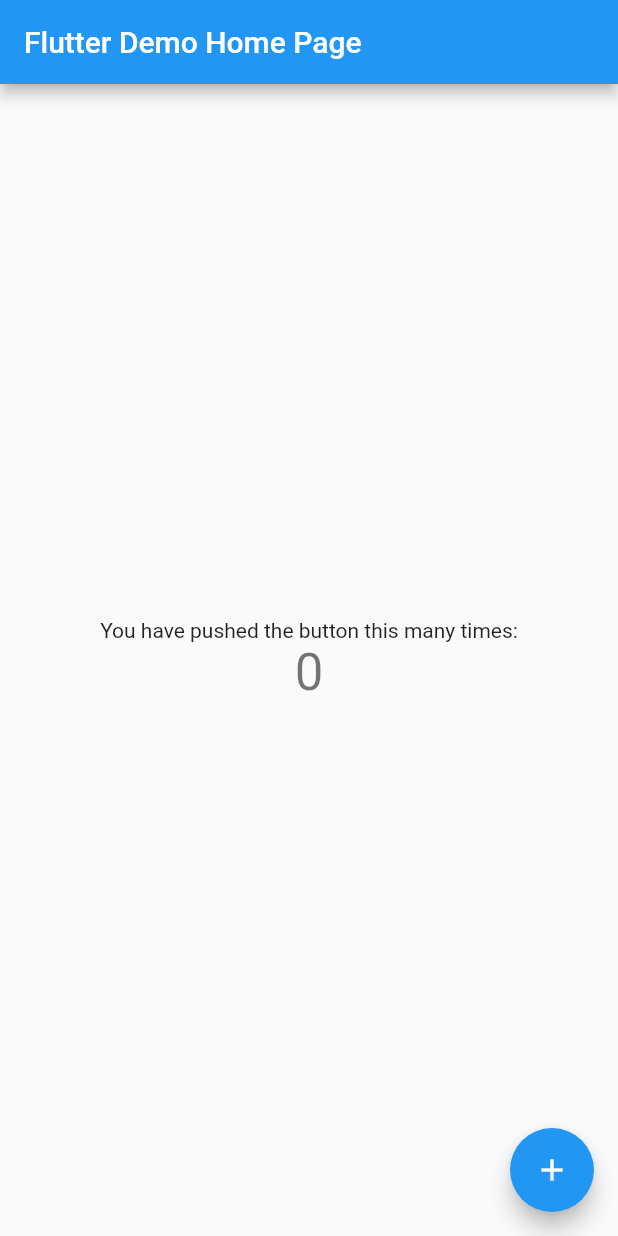
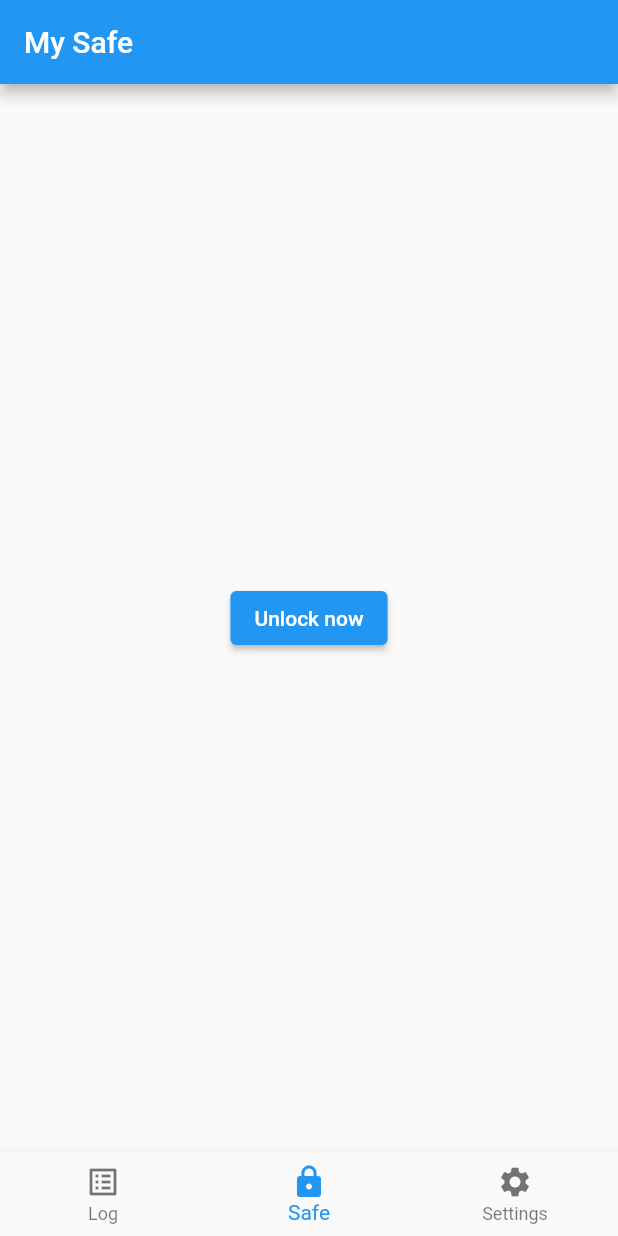
Before and after one commit to ziegler-daniel/senacor-devcon-flutter-demo, a Flutter app: the screen it shows after launch, on a phone screen of 412 x 824 dp. Run offline on Flutter 3.47's test engine with Material 2 defaults, Android fonts, the phone set to English and light mode, and no system bars; our stand-ins replace shared_preferences.

Commit message:
add settings and theme switch

```diff
--- /dev/null
+++ b/lib/home.dart
@@ -0,0 +1,84 @@
+import 'package:flutter/material.dart';
+import 'package:senacor_devcon_mysafe/safe/safe.dart';
+import 'package:senacor_devcon_mysafe/settings/settings.dart';
+
+import 'log/log.dart';
+
+class Home extends StatefulWidget {
+  const Home({Key? key}) : super(key: key);
+
+  @override
+  State<Home> createState() => _HomeState();
+}
+
+class _HomeState extends State<Home> {
+  int _selectedIndex = 1;
+
+  @override
+  Widget build(BuildContext context) {
+    return Scaffold(
+      appBar: _appBar(),
+      body: _body(),
+      bottomNavigationBar: _bottomNavigationBar(),
+    );
+  }
+
+  AppBar _appBar() {
+    return AppBar(
+      title: Text(
+        _title(_selectedIndex),
+      ),
+    );
+  }
+
+  String _title(int index) {
+    switch (index) {
+      case 0:
+        return 'Log';
+      case 2:
+        return 'Settings';
+      default:
+        return 'My Safe';
+    }
+  }
+
+  Center _body() => Center(child: _page(_selectedIndex));
+
+  Widget _page(int index) {
+    switch (index) {
+      case 0:
+        return const Log();
+      case 2:
+        return const Settings();
+      default:
+        return const Safe();
+    }
+  }
+
+  BottomNavigationBar _bottomNavigationBar() {
+    return BottomNavigationBar(
+      currentIndex: _selectedIndex,
+      items: const [
+        BottomNavigationBarItem(
+          icon: Icon(Icons.list_alt),
+          label: 'Log',
+        ),
+        BottomNavigationBarItem(
+          icon: Icon(
+            Icons.lock,
+          ),
+          label: 'Safe',
+        ),
+        BottomNavigationBarItem(
+          icon: Icon(Icons.settings),
+          label: 'Settings',
+        ),
+      ],
+      onTap: (newIndex) {
+        setState(() {
+          _selectedIndex = newIndex;
+        });
+      },
+    );
+  }
+}
--- /dev/null
+++ b/lib/log/log.dart
@@ -0,0 +1,10 @@
+import 'package:flutter/material.dart';
+
+class Log extends StatelessWidget {
+  const Log({Key? key}) : super(key: key);
+
+  @override
+  Widget build(BuildContext context) {
+    return const Text('ToDo: Log');
+  }
+}
--- a/lib/main.dart
+++ b/lib/main.dart
@@ -1,4 +1,8 @@
 import 'package:flutter/material.dart';
+import 'package:provider/provider.dart';
+import 'package:senacor_devcon_mysafe/settings/preferences/preferences.dart';
+
+import 'home.dart';
 
 void main() {
   runApp(const MyApp());
@@ -7,109 +11,23 @@ void main() {
 class MyApp extends StatelessWidget {
   const MyApp({Key? key}) : super(key: key);
 
-  // This widget is the root of your application.
   @override
   Widget build(BuildContext context) {
+    return ChangeNotifierProvider(
+      create: (_) => Preferences(),
+      child: Consumer<Preferences>(
+          builder: (context, Preferences preferences, child) {
+        return _materialApp(preferences);
+      }),
+    );
+  }
+
+  MaterialApp _materialApp(Preferences preferences) {
     return MaterialApp(
-      title: 'Flutter Demo',
-      theme: ThemeData(
-        // This is the theme of your application.
-        //
-        // Try running your application with "flutter run". You'll see the
-        // application has a blue toolbar. Then, without quitting the app, try
-        // changing the primarySwatch below to Colors.green and then invoke
-        // "hot reload" (press "r" in the console where you ran "flutter run",
-        // or simply save your changes to "hot reload" in a Flutter IDE).
-        // Notice that the counter didn't reset back to zero; the application
-        // is not restarted.
-        primarySwatch: Colors.blue,
-      ),
-      home: const MyHomePage(title: 'Flutter Demo Home Page'),
+      title: 'My Safe',
+      theme: preferences.isDarkMode ? ThemeData.dark() : ThemeData.light(),
+      debugShowCheckedModeBanner: false,
+      home: const Home(),
     );
   }
 }
-
-class MyHomePage extends StatefulWidget {
-  const MyHomePage({Key? key, required this.title}) : super(key: key);
-
-  // This widget is the home page of your application. It is stateful, meaning
-  // that it has a State object (defined below) that contains fields that affect
-  // how it looks.
-
-  // This class is the configuration for the state. It holds the values (in this
-  // case the title) provided by the parent (in this case the App widget) and
-  // used by the build method of the State. Fields in a Widget subclass are
-  // always marked "final".
-
-  final String title;
-
-  @override
-  State<MyHomePage> createState() => _MyHomePageState();
-}
-
-class _MyHomePageState extends State<MyHomePage> {
-  int _counter = 0;
-
-  void _incrementCounter() {
-    setState(() {
-      // This call to setState tells the Flutter framework that something has
-      // changed in this State, which causes it to rerun the build method below
-      // so that the display can reflect the updated values. If we changed
-      // _counter without calling setState(), then the build method would not be
-      // called again, and so nothing would appear to happen.
-      _counter++;
-    });
-  }
-
-  @override
-  Widget build(BuildContext context) {
-    // This method is rerun every time setState is called, for instance as done
-    // by the _incrementCounter method above.
-    //
-    // The Flutter framework has been optimized to make rerunning build methods
-    // fast, so that you can just rebuild anything that needs updating rather
-    // than having to individually change instances of widgets.
-    return Scaffold(
-      appBar: AppBar(
-        // Here we take the value from the MyHomePage object that was created by
-        // the App.build method, and use it to set our appbar title.
-        title: Text(widget.title),
-      ),
-      body: Center(
-        // Center is a layout widget. It takes a single child and positions it
-        // in the middle of the parent.
-        child: Column(
-          // Column is also a layout widget. It takes a list of children and
-          // arranges them vertically. By default, it sizes itself to fit its
-          // children horizontally, and tries to be as tall as its parent.
-          //
-          // Invoke "debug painting" (press "p" in the console, choose the
-          // "Toggle Debug Paint" action from the Flutter Inspector in Android
-          // Studio, or the "Toggle Debug Paint" command in Visual Studio Code)
-          // to see the wireframe for each widget.
-          //
-          // Column has various properties to control how it sizes itself and
-          // how it positions its children. Here we use mainAxisAlignment to
-          // center the children vertically; the main axis here is the vertical
-          // axis because Columns are vertical (the cross axis would be
-          // horizontal).
-          mainAxisAlignment: MainAxisAlignment.center,
-          children: <Widget>[
-            const Text(
-              'You have pushed the button this many times:',
-            ),
-            Text(
-              '$_counter',
-              style: Theme.of(context).textTheme.headline4,
-            ),
-          ],
-        ),
-      ),
-      floatingActionButton: FloatingActionButton(
-        onPressed: _incrementCounter,
-        tooltip: 'Increment',
-        child: const Icon(Icons.add),
-      ), // This trailing comma makes auto-formatting nicer for build methods.
-    );
-  }
-}
--- /dev/null
+++ b/lib/safe/safe.dart
@@ -0,0 +1,13 @@
+import 'package:flutter/material.dart';
+
+class Safe extends StatelessWidget {
+  const Safe({Key? key}) : super(key: key);
+
+  @override
+  Widget build(BuildContext context) {
+    return ElevatedButton(
+      onPressed: () {},
+      child: const Text('Unlock now'),
+    );
+  }
+}
--- /dev/null
+++ b/lib/settings/preferences/preference_service.dart
@@ -0,0 +1,15 @@
+import 'package:shared_preferences/shared_preferences.dart';
+
+class PreferenceService {
+  static const darkTheme = "THEMESTATUS";
+
+  setDarkTheme(bool value) async {
+    SharedPreferences prefs = await SharedPreferences.getInstance();
+    prefs.setBool(darkTheme, value);
+  }
+
+  Future<bool> hasDarkThemePreference() async {
+    SharedPreferences prefs = await SharedPreferences.getInstance();
+    return prefs.getBool(darkTheme) ?? false;
+  }
+}
--- /dev/null
+++ b/lib/settings/preferences/preferences.dart
@@ -0,0 +1,15 @@
+import 'package:flutter/material.dart';
+import 'package:senacor_devcon_mysafe/settings/preferences/preference_service.dart';
+
+class Preferences with ChangeNotifier {
+  PreferenceService themePreferences = PreferenceService();
+  bool _isDarkMode = false;
+
+  bool get isDarkMode => _isDarkMode;
+
+  set darkMode(bool value) {
+    _isDarkMode = value;
+    themePreferences.setDarkTheme(value);
+    notifyListeners();
+  }
+}
--- a/pubspec.yaml
+++ b/pubspec.yaml
@@ -11,6 +11,8 @@ dependencies:
     sdk: flutter
 
   cupertino_icons: ^1.0.2
+  provider: ^6.0.3
+  shared_preferences: ^2.0.15
 
 dev_dependencies:
   flutter_test:
```
Also changed, not shown: lib/settings/display_settings.dart (added, +48 -0 lines), lib/settings/notification_settings.dart (added, +19 -0 lines), lib/settings/security_settings.dart (added, +19 -0 lines), lib/settings/settings.dart (added, +50 -0 lines), pubspec.lock, 3 other files.
